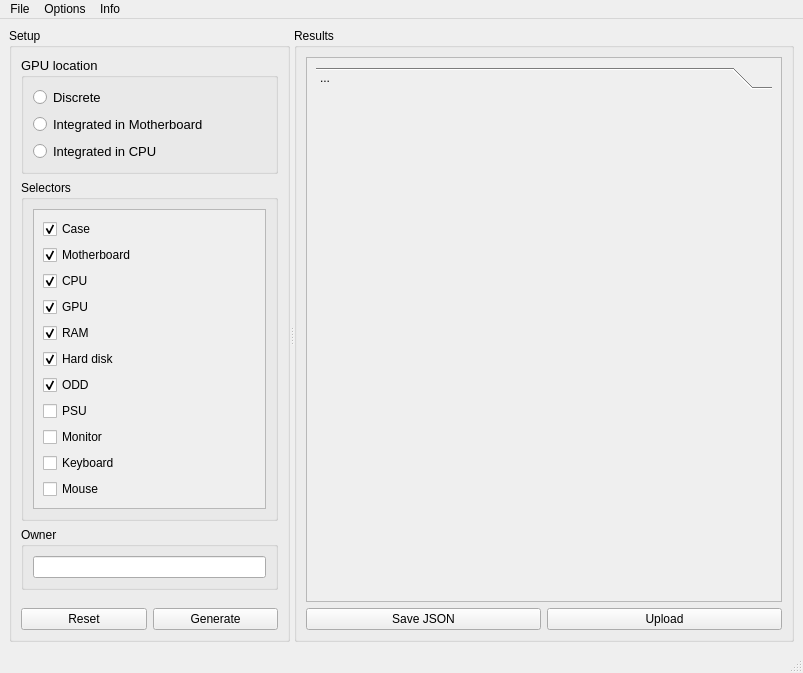
First picture: the form in interface.ui, repository WEEE-Open/peracotta, before the edit.
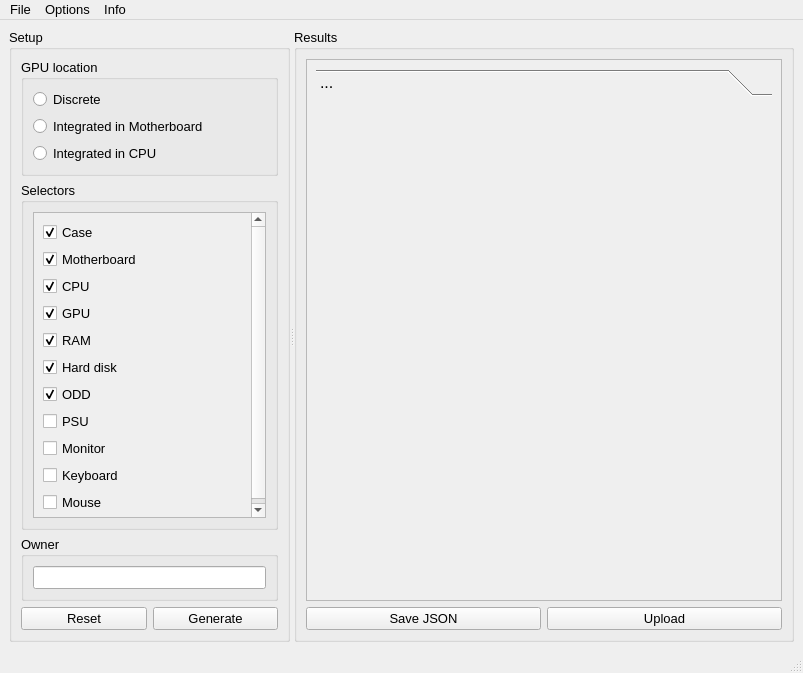
Second picture: the form after the edit.

Diff of the .ui file:
```diff
--- a/interface.ui
+++ b/interface.ui
@@ -10,6 +10,11 @@
     <height>673</height>
    </rect>
   </property>
+  <property name="font">
+   <font>
+    <pointsize>10</pointsize>
+   </font>
+  </property>
   <property name="windowTitle">
    <string>MainWindow</string>
   </property>
@@ -51,12 +56,6 @@
        <layout class="QVBoxLayout" name="verticalLayout">
         <item>
          <widget class="QGroupBox" name="gpuGroupBox">
-          <property name="font">
-           <font>
-            <family>Segoe UI</family>
-            <pointsize>10</pointsize>
-           </font>
-          </property>
           <property name="title">
            <string>GPU location</string>
           </property>
@@ -117,8 +116,8 @@
                <rect>
                 <x>0</x>
                 <y>0</y>
-                <width>238</width>
-                <height>309</height>
+                <width>221</width>
+                <height>298</height>
                </rect>
               </property>
               <layout class="QVBoxLayout" name="verticalLayout_6">
@@ -300,6 +299,11 @@
        <layout class="QVBoxLayout" name="verticalLayout_4">
         <item>
          <widget class="QScrollArea" name="scrollArea">
+          <property name="font">
+           <font>
+            <pointsize>12</pointsize>
+           </font>
+          </property>
           <property name="widgetResizable">
            <bool>true</bool>
           </property>
@@ -309,7 +313,7 @@
              <x>0</x>
              <y>0</y>
              <width>478</width>
-             <height>548</height>
+             <height>540</height>
             </rect>
            </property>
            <layout class="QVBoxLayout" name="verticalLayout_2">
@@ -324,7 +328,7 @@
                  <x>0</x>
                  <y>0</y>
                  <width>460</width>
-                 <height>503</height>
+                 <height>489</height>
                 </rect>
                </property>
                <attribute name="label">
@@ -368,7 +372,7 @@
      <x>0</x>
      <y>0</y>
      <width>803</width>
-     <height>21</height>
+     <height>23</height>
     </rect>
    </property>
    <widget class="QMenu" name="menuFile">
```
